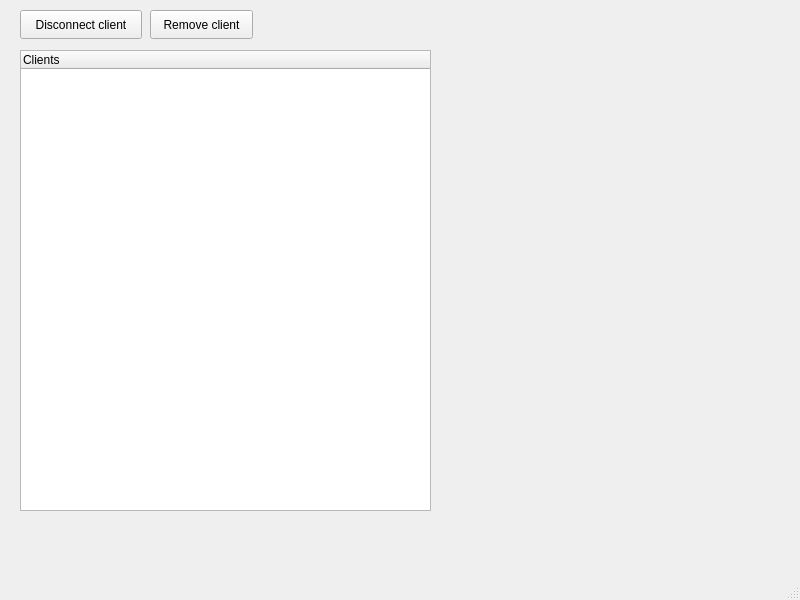
Old version of the form TcpServer/mainwindow.ui in the repository cedoduarte/TcpServerAndClientQt.
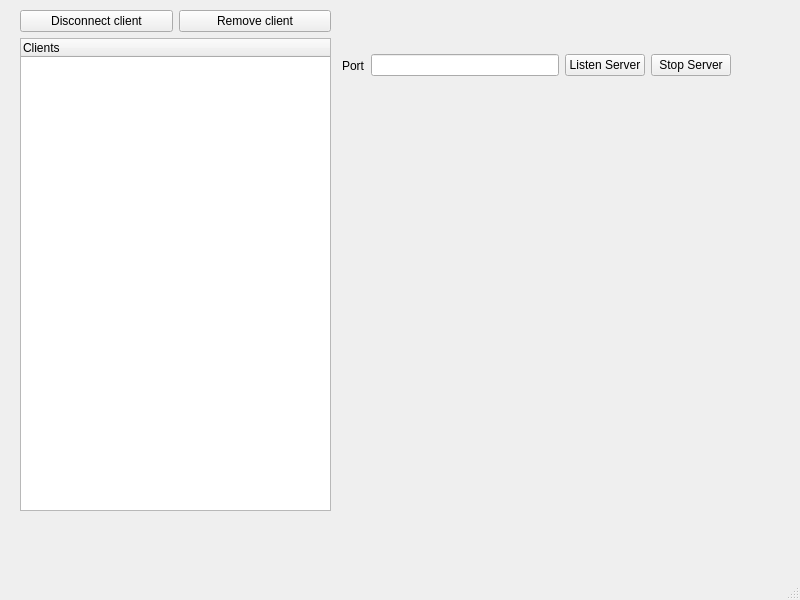
New version of the form.

Commit message: feat: Server can start and stop

Patch:
```diff
--- a/TcpServer/mainwindow.ui
+++ b/TcpServer/mainwindow.ui
@@ -14,46 +14,76 @@
    <string>MainWindow</string>
   </property>
   <widget class="QWidget" name="centralwidget">
-   <widget class="QTreeWidget" name="treeWidget">
+   <widget class="QWidget" name="">
     <property name="geometry">
      <rect>
       <x>20</x>
+      <y>10</y>
+      <width>311</width>
+      <height>501</height>
+     </rect>
+    </property>
+    <layout class="QGridLayout" name="gridLayout">
+     <item row="0" column="0">
+      <widget class="QPushButton" name="disconnectClientButton">
+       <property name="text">
+        <string>Disconnect client</string>
+       </property>
+      </widget>
+     </item>
+     <item row="0" column="1">
+      <widget class="QPushButton" name="removeClientButton">
+       <property name="text">
+        <string>Remove client</string>
+       </property>
+      </widget>
+     </item>
+     <item row="1" column="0" colspan="2">
+      <widget class="QTreeWidget" name="treeWidget">
+       <column>
+        <property name="text">
+         <string notr="true">Clients</string>
+        </property>
+       </column>
+      </widget>
+     </item>
+    </layout>
+   </widget>
+   <widget class="QWidget" name="">
+    <property name="geometry">
+     <rect>
+      <x>342</x>
       <y>50</y>
-      <width>411</width>
-      <height>461</height>
+      <width>389</width>
+      <height>31</height>
      </rect>
     </property>
-    <column>
-     <property name="text">
-      <string notr="true">Clients</string>
-     </property>
-    </column>
-   </widget>
-   <widget class="QPushButton" name="disconnectClientButton">
-    <property name="geometry">
-     <rect>
-      <x>20</x>
-      <y>10</y>
-      <width>122</width>
-      <height>29</height>
-     </rect>
-    </property>
-    <property name="text">
-     <string>Disconnect client</string>
-    </property>
-   </widget>
-   <widget class="QPushButton" name="removeClientButton">
-    <property name="geometry">
-     <rect>
-      <x>150</x>
-      <y>10</y>
-      <width>103</width>
-      <height>29</height>
-     </rect>
-    </property>
-    <property name="text">
-     <string>Remove client</string>
-    </property>
+    <layout class="QHBoxLayout" name="horizontalLayout">
+     <item>
+      <widget class="QLabel" name="label">
+       <property name="text">
+        <string>Port</string>
+       </property>
+      </widget>
+     </item>
+     <item>
+      <widget class="QLineEdit" name="txtPort"/>
+     </item>
+     <item>
+      <widget class="QPushButton" name="listenServerButton">
+       <property name="text">
+        <string>Listen Server</string>
+       </property>
+      </widget>
+     </item>
+     <item>
+      <widget class="QPushButton" name="stopServerButton">
+       <property name="text">
+        <string>Stop Server</string>
+       </property>
+      </widget>
+     </item>
+    </layout>
    </widget>
   </widget>
   <widget class="QMenuBar" name="menubar">
```
The commit also changes 8 other files.
